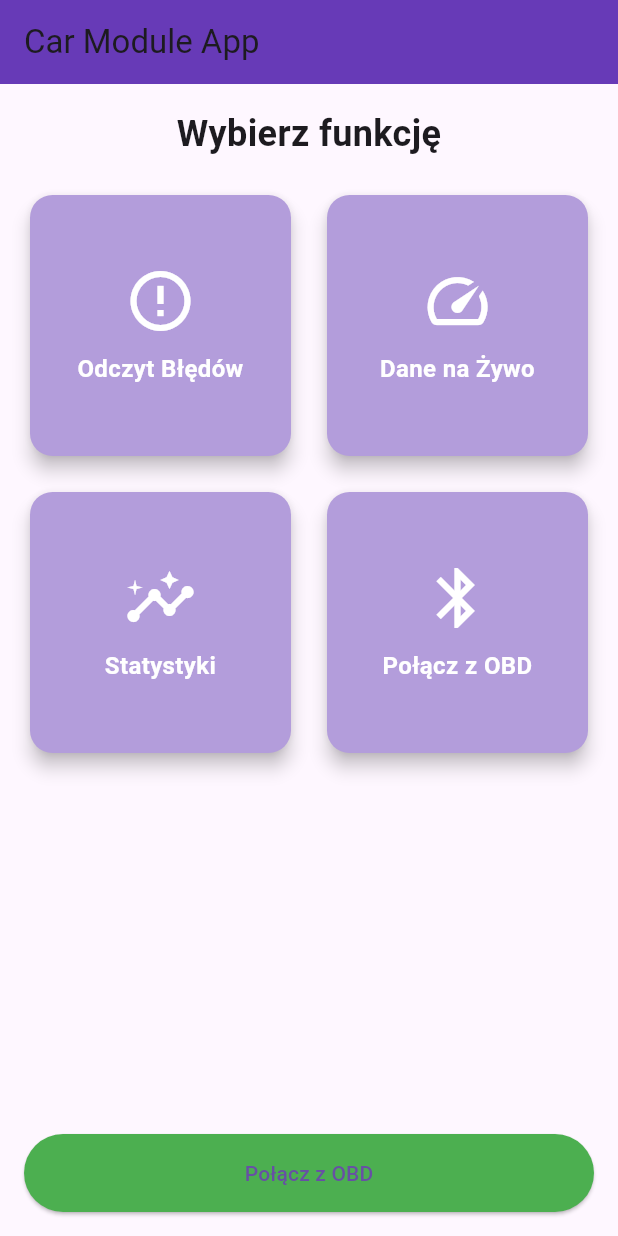
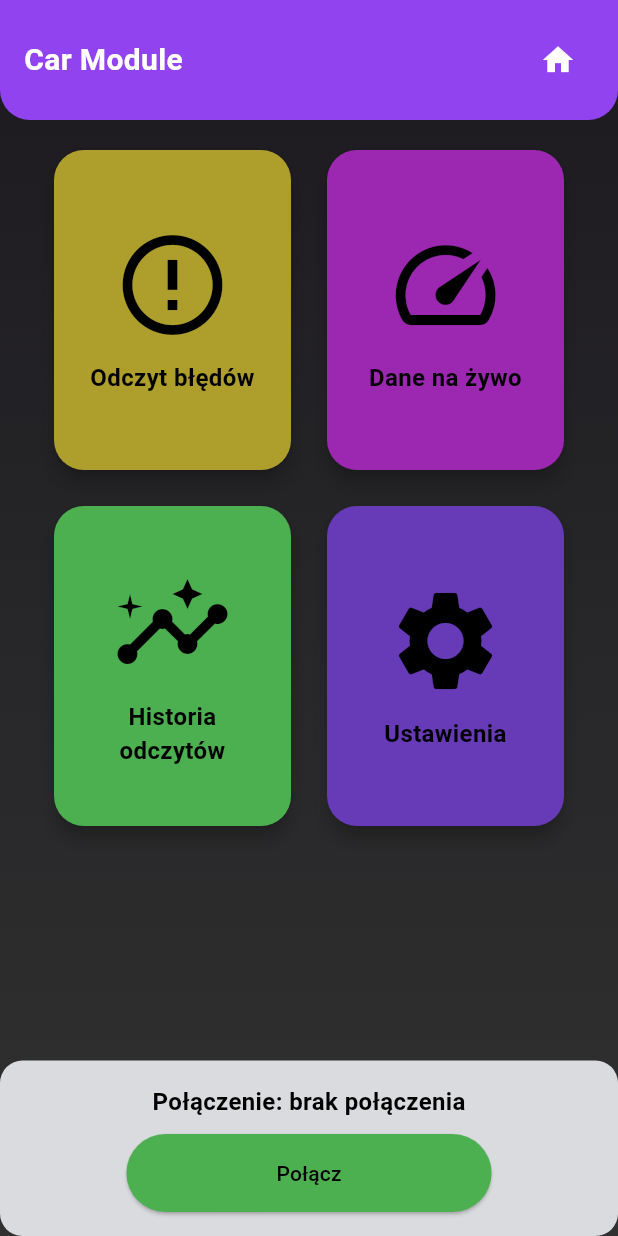
Before and after one commit to mateuszgrajner/car_module, a Flutter app: the screen it shows after launch, on a phone screen of 412 x 824 dp. Run offline on Flutter 3.47's test engine with Material 3 defaults, Android fonts, the light colour scheme and no system bars.

Commit message:
created some screens

```diff
--- /dev/null
+++ b/car_module/lib/app_bar_custom.dart
@@ -0,0 +1,42 @@
+import 'package:flutter/material.dart';
+
+class AppBarCustom extends StatelessWidget {
+  final String title;
+  final Color backgroundColor;
+
+  const AppBarCustom({super.key, required this.title, this.backgroundColor = const Color.fromARGB(255, 144, 67, 239)});
+
+  @override
+  Widget build(BuildContext context) {
+    return Container(
+      width: double.infinity,
+      decoration: BoxDecoration(
+        color: backgroundColor,
+        borderRadius: const BorderRadius.only(
+          bottomLeft: Radius.circular(20.0),
+          bottomRight: Radius.circular(20.0),
+        ),
+      ),
+      padding: const EdgeInsets.symmetric(vertical: 16.0, horizontal: 16.0),
+      child: Row(
+        mainAxisAlignment: MainAxisAlignment.spaceBetween,
+        children: [
+          Text(
+            title,
+            style: const TextStyle(
+              color: Colors.white,
+              fontSize: 20.0,
+              fontWeight: FontWeight.bold,
+            ),
+          ),
+          IconButton(
+            icon: const Icon(Icons.home, color: Colors.white),
+            onPressed: () {
+              Navigator.pushNamed(context, '/');
+            },
+          ),
+        ],
+      ),
+    );
+  }
+}
--- /dev/null
+++ b/car_module/lib/feature_card.dart
@@ -0,0 +1,49 @@
+import 'package:flutter/material.dart';
+
+class FeatureCard extends StatelessWidget {
+  final IconData icon;
+  final String label;
+  final Color color;
+  final Function() onTap;
+
+  const FeatureCard({
+    super.key,
+    required this.icon,
+    required this.label,
+    required this.color,
+    required this.onTap,
+  });
+
+  @override
+  Widget build(BuildContext context) {
+    return GestureDetector(
+      onTap: onTap,
+      child: Card(
+        color: color,
+        shape: RoundedRectangleBorder(
+          borderRadius: BorderRadius.circular(20.0),
+        ),
+        elevation: 5,
+        child: Padding(
+          padding: const EdgeInsets.all(16.0),
+          child: Column(
+            mainAxisAlignment: MainAxisAlignment.center,
+            children: [
+              Icon(icon, size: 80, color: Colors.black),
+              const SizedBox(height: 10),
+              Text(
+                label,
+                style: const TextStyle(
+                  fontSize: 16.0,
+                  color: Colors.black,
+                  fontWeight: FontWeight.bold,
+                ),
+                textAlign: TextAlign.center,
+              ),
+            ],
+          ),
+        ),
+      ),
+    );
+  }
+}
--- a/car_module/lib/home_screen.dart
+++ b/car_module/lib/home_screen.dart
@@ -1,120 +1,124 @@
 import 'package:flutter/material.dart';
+import 'feature_card.dart';
+import 'app_bar_custom.dart';
+import 'error_home_screen.dart';
 
-class HomeScreen extends StatelessWidget {
+
+
+class HomeScreen extends StatefulWidget {
   const HomeScreen({super.key});
+
+  @override
+  _HomeScreenState createState() => _HomeScreenState();
+}
+
+class _HomeScreenState extends State<HomeScreen> {
+  bool isConnected = false;
 
   @override
   Widget build(BuildContext context) {
     return Scaffold(
-      appBar: AppBar(
-        title: const Text('Car Module App'),
-        backgroundColor: Colors.deepPurple,
+      body: Container(
+        decoration: const BoxDecoration(
+          gradient: LinearGradient(
+            begin: Alignment.topCenter,
+            end: Alignment.bottomCenter,
+            colors: [
+              Color.fromARGB(255, 28, 26, 31), // Jasny szary
+              Color.fromARGB(255, 49, 49, 49), // Ciemny szary
+            ],
           ),
-      body: Padding(
-        padding: const EdgeInsets.all(16.0),
+        ),
         child: Column(
           crossAxisAlignment: CrossAxisAlignment.stretch,
           children: [
-            // Tytuł sekcji
-            const Text(
-              'Wybierz funkcję',
-              style: TextStyle(
-                fontSize: 24.0,
-                fontWeight: FontWeight.bold,
-              ),
-              textAlign: TextAlign.center,
-            ),
-            const SizedBox(height: 20),
-            // Rząd z przyciskami opcji
+            const AppBarCustom(title: 'Car Module',),
+            const SizedBox(height: 16.0),
+            // Grid z przyciskami opcji
             Expanded(
-              child: GridView.count(
-                crossAxisCount: 2,
+              child: Padding(
+                padding: const EdgeInsets.symmetric(horizontal: 32.0), // Przesunięcie kart od krawędzi ekranu
+                child: GridView.extent(
+                  maxCrossAxisExtent: 180.0, // Określenie maksymalnej szerokości dla kart
                   mainAxisSpacing: 16.0,
                   crossAxisSpacing: 16.0,
+                  childAspectRatio: 0.75, // Zwiększenie wysokości kart
                   children: [
-                  _buildFeatureCard(
-                    context,
+                    FeatureCard(
                       icon: Icons.error_outline,
-                    label: 'Odczyt Błędów',
+                      label: 'Odczyt błędów',
+                      color: const Color.fromARGB(255, 174, 159, 44),
                       onTap: () {
-                      // TODO: Dodaj nawigację do ekranu odczytu błędów
+                        Navigator.pushNamed(context, '/error');
                       },
                     ),
-                  _buildFeatureCard(
-                    context,
+                    FeatureCard(
                       icon: Icons.speed,
-                    label: 'Dane na Żywo',
+                      label: 'Dane na żywo',
+                      color: Colors.purple,
                       onTap: () {
                         // TODO: Dodaj nawigację do ekranu danych na żywo
                       },
                     ),
-                  _buildFeatureCard(
-                    context,
+                    FeatureCard(
                       icon: Icons.insights,
-                    label: 'Statystyki',
+                      label: 'Historia odczytów',
+                      color: Colors.green,
                       onTap: () {
-                      // TODO: Dodaj nawigację do ekranu statystyk
+                        // TODO: Dodaj nawigację do ekranu historii odczytów
                       },
                     ),
-                  _buildFeatureCard(
-                    context,
-                    icon: Icons.bluetooth,
-                    label: 'Połącz z OBD',
+                    FeatureCard(
+                      icon: Icons.settings,
+                      label: 'Ustawienia',
+                      color: Colors.deepPurple,
                       onTap: () {
-                      // TODO: Dodaj nawigację do połączenia z modułem OBD
+                        // TODO: Dodaj nawigację do ekranu ustawień
                       },
                     ),
                   ],
                 ),
               ),
-            // Przyciski akcji na dole
+            ),
+            // Status połączenia i przycisk
+            Container(
+              padding: const EdgeInsets.symmetric(vertical: 16.0),
+              decoration: BoxDecoration(
+                color: const Color.fromARGB(255, 218, 219, 223), // Ciemniejsze tło kontenera
+                borderRadius: BorderRadius.circular(15.0),
+              ),
+              child: Column(
+                children: [
+                  Text(
+                    isConnected ? 'Połączenie: połączono' : 'Połączenie: brak połączenia',
+                    style: const TextStyle(
+                      fontSize: 16.0,
+                      color: Color.fromARGB(255, 0, 0, 0), // Jasny tekst dla ciemnego tła
+                      fontWeight: FontWeight.bold,
+                    ),
+                  ),
+                  const SizedBox(height: 10),
                   ElevatedButton(
                     onPressed: () {
-                // TODO: Akcja połączenia z modułem OBD
+                      setState(() {
+                        isConnected = !isConnected;
+                      });
                     },
                     style: ElevatedButton.styleFrom(
-                backgroundColor: Colors.green,
-                padding: const EdgeInsets.symmetric(vertical: 16.0),
+                      backgroundColor: isConnected ? Colors.red : Colors.green,
+                      padding: const EdgeInsets.symmetric(horizontal: 100, vertical: 16.0),
                     ),
-              child: const Text('Połącz z OBD'),
+                    child: Text(
+                      isConnected ? 'Rozłącz' : 'Połącz',
+                      style: const TextStyle(color: Colors.black),
+                    ),
+                  ),
+                ],
+              ),
             ),
           ],
         ),
       ),
     );
   }
-
-  Widget _buildFeatureCard(BuildContext context,
-      {required IconData icon,
-      required String label,
-      required Function() onTap}) {
-    return GestureDetector(
-      onTap: onTap,
-      child: Card(
-        color: Colors.deepPurple[200],
-        shape: RoundedRectangleBorder(
-          borderRadius: BorderRadius.circular(15.0),
-        ),
-        elevation: 5,
-        child: Center(
-          child: Column(
-            mainAxisAlignment: MainAxisAlignment.center,
-            children: [
-              Icon(icon, size: 48.0, color: Colors.white),
-              const SizedBox(height: 10),
-              Text(
-                label,
-                style: const TextStyle(
-                  fontSize: 16.0,
-                  color: Colors.white,
-                  fontWeight: FontWeight.bold,
-                ),
-                textAlign: TextAlign.center,
-              ),
-            ],
-          ),
-        ),
-      ),
-    );
 }
-}
--- a/car_module/lib/main.dart
+++ b/car_module/lib/main.dart
@@ -1,5 +1,6 @@
 import 'package:flutter/material.dart';
 import 'home_screen.dart';
+import 'error_home_screen.dart'; // Importujemy ekran odczytu błędów
 
 void main() {
   runApp(const MyApp());
@@ -14,9 +15,14 @@
       title: 'Car Module App',
       theme: ThemeData(
         primarySwatch: Colors.deepPurple,
-        visualDensity: VisualDensity.adaptivePlatformDensity,
       ),
-      home: const HomeScreen(), // Ustawienie HomeScreen jako głównego ekranu
+      initialRoute: '/',
+      routes: {
+        '/': (context) => const HomeScreen(),
+        '/error': (context) => const ErrorHomeScreen(color: const Color.fromARGB(255, 174, 159, 44)),
+        // TODO: Dodaj kolejne trasy dla przyszłych ekranów
+      },
+      debugShowCheckedModeBanner: false,
     );
   }
 }
```
Also changed, not shown: car_module/lib/connection_status.dart (added, +42 -0 lines), car_module/lib/error_home_screen.dart (added, +90 -0 lines), car_module/lib/white_container.dart (added, +24 -0 lines). Lines whose indentation alone changed are shown as unchanged.
